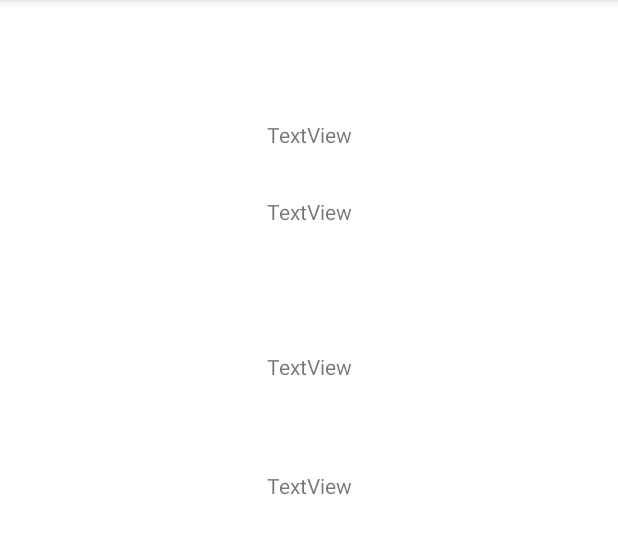
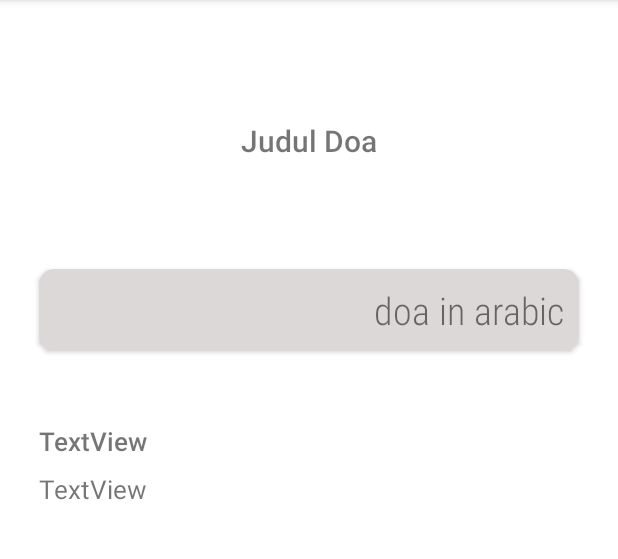
Before and after one commit to Faridwm/MuslimKid, an Android app: the ReadDoaActivity screen opened directly, with no data from a screen before it, on a phone screen of 412 x 824 dp, the part 84-643 px from its top. Run offline under Robolectric (Android 15) with nearby library versions, the phone set to English and light mode, and no system bars; 4 statements that could not run were skipped.

Commit message:
memperbaiki layout pada doa harian

```diff
--- a/app/src/main/java/com/fwmubarok/muslimkid/MainActivity.java
+++ b/app/src/main/java/com/fwmubarok/muslimkid/MainActivity.java
@@ -7,13 +7,15 @@ import android.content.Intent;
 import android.os.Bundle;
 import android.view.View;
 import android.widget.Button;
+import android.widget.ImageButton;
 
 public class MainActivity extends AppCompatActivity {
 
     private Context context = this;
 
     //Button
-    private Button btn_iqra, btn_doa;
+    private ImageButton btn_iqra;
+    private ImageButton btn_doa;
 
     @Override
     protected void onCreate(Bundle savedInstanceState) {
--- a/app/src/main/java/com/fwmubarok/muslimkid/ReadDoaActivity.java
+++ b/app/src/main/java/com/fwmubarok/muslimkid/ReadDoaActivity.java
@@ -31,7 +31,7 @@ public class ReadDoaActivity extends AppCompatActivity {
         doa = getIntent().getParcelableExtra(EXTRA_DOA);
         tv_title.setText(doa.getTitle());
         tv_arabic.setText(doa.getInArabic());
-        tv_latin.setText(doa.getInLatin());
-        tv_trans.setText(doa.getTranslation());
+        tv_latin.setText("Latin: " + doa.getInLatin());
+        tv_trans.setText("Terjemahan: " + doa.getTranslation());
     }
 }
--- a/app/src/main/res/layout/activity_read_doa.xml
+++ b/app/src/main/res/layout/activity_read_doa.xml
@@ -11,37 +11,55 @@
         android:layout_width="wrap_content"
         android:layout_height="wrap_content"
         android:layout_marginTop="80dp"
-        android:text="TextView"
+        android:fontFamily="sans-serif-medium"
+        android:text="Judul Doa"
+        android:textSize="20sp"
         app:layout_constraintEnd_toEndOf="parent"
         app:layout_constraintStart_toStartOf="parent"
         app:layout_constraintTop_toTopOf="parent" />
 
-    <TextView
-        android:id="@+id/read_arabic"
-        android:layout_width="wrap_content"
+    <androidx.cardview.widget.CardView
+        android:id="@+id/cv_read_arabic"
+        android:layout_width="360dp"
         android:layout_height="wrap_content"
-        android:layout_marginTop="32dp"
-        android:text="TextView"
+        android:layout_marginTop="72dp"
+        android:backgroundTint="@color/abu_muda"
+        app:cardCornerRadius="10dp"
         app:layout_constraintEnd_toEndOf="parent"
         app:layout_constraintStart_toStartOf="parent"
-        app:layout_constraintTop_toBottomOf="@+id/read_title" />
+        app:layout_constraintTop_toBottomOf="@+id/read_title">
+
+        <TextView
+            android:id="@+id/read_arabic"
+            android:layout_width="match_parent"
+            android:layout_height="wrap_content"
+            android:fontFamily="sans-serif-condensed-light"
+            android:gravity="center|right"
+            android:padding="10dp"
+            android:text="doa in arabic"
+            android:textSize="25sp" />
+
+    </androidx.cardview.widget.CardView>
 
     <TextView
         android:id="@+id/read_latin"
-        android:layout_width="wrap_content"
+        android:layout_width="360dp"
         android:layout_height="wrap_content"
-        android:layout_marginTop="84dp"
+        android:layout_marginTop="48dp"
+        android:fontFamily="sans-serif-medium"
         android:text="TextView"
+        android:textSize="17sp"
         app:layout_constraintEnd_toEndOf="parent"
         app:layout_constraintStart_toStartOf="parent"
-        app:layout_constraintTop_toBottomOf="@+id/read_arabic" />
+        app:layout_constraintTop_toBottomOf="@+id/cv_read_arabic" />
 
     <TextView
         android:id="@+id/read_translation"
-        android:layout_width="wrap_content"
+        android:layout_width="360dp"
         android:layout_height="wrap_content"
-        android:layout_marginTop="60dp"
+        android:layout_marginTop="8dp"
         android:text="TextView"
+        android:textSize="17sp"
         app:layout_constraintEnd_toEndOf="parent"
         app:layout_constraintStart_toStartOf="parent"
         app:layout_constraintTop_toBottomOf="@+id/read_latin" />
--- a/app/src/main/res/values/colors.xml
+++ b/app/src/main/res/values/colors.xml
@@ -6,5 +6,6 @@
     <color name="teal_200">#FF03DAC5</color>
     <color name="teal_700">#FF018786</color>
     <color name="black">#FF000000</color>
-    <color name="white">#FFFFFFFF</color>
+    <color name="white">#ffffff</color>
+    <color name="abu_muda">#DCD8D8</color>
 </resources>
```
Also changed, not shown: app/src/main/java/com/fwmubarok/muslimkid/DoaMenuActivity.java (+8 -10 lines), app/src/main/res/layout/activity_doa_menu.xml (+13 -7 lines), app/src/main/res/layout/activity_main.xml (+29 -13 lines), app/src/main/res/layout/item_row_doa.xml (+4 -3 lines), app/src/main/res/drawable/book.png (added).
